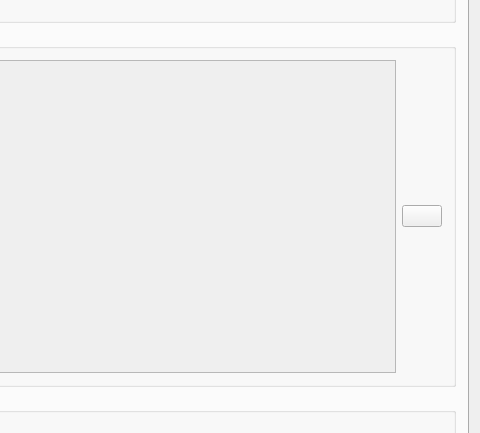
This is mainwindow.ui in ukui/ukui-biometric-manager as Qt 5 draws it before an edit; both pictures show x 420 to 900 and y 112 to 545 of the 900 by 630 pixel window. The edited form follows.
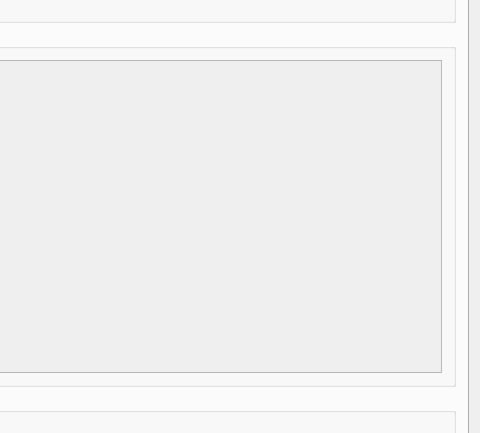
This is the edited form.

```diff
--- a/mainwindow.ui
+++ b/mainwindow.ui
@@ -115,7 +115,7 @@
                <rect>
                 <x>0</x>
                 <y>0</y>
-                <width>786</width>
+                <width>834</width>
                 <height>327</height>
                </rect>
               </property>
@@ -123,13 +123,6 @@
              </widget>
             </widget>
            </item>
-           <item>
-            <widget class="QPushButton" name="btnAddDriver">
-             <property name="text">
-              <string/>
-             </property>
-            </widget>
-           </item>
           </layout>
          </widget>
         </item>
```
